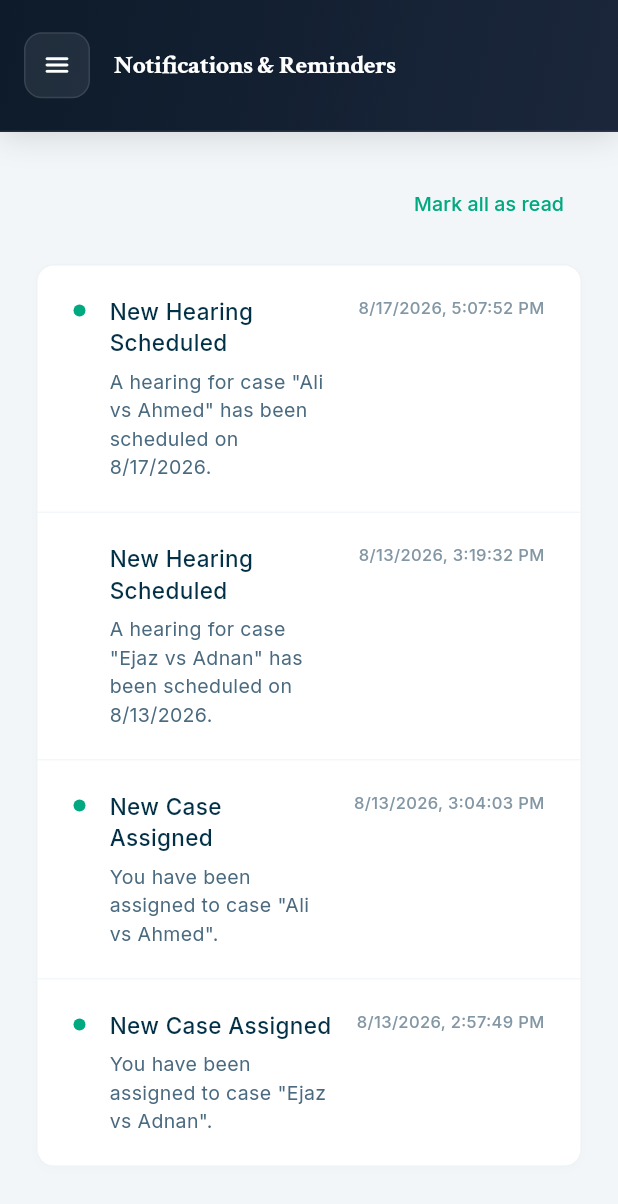
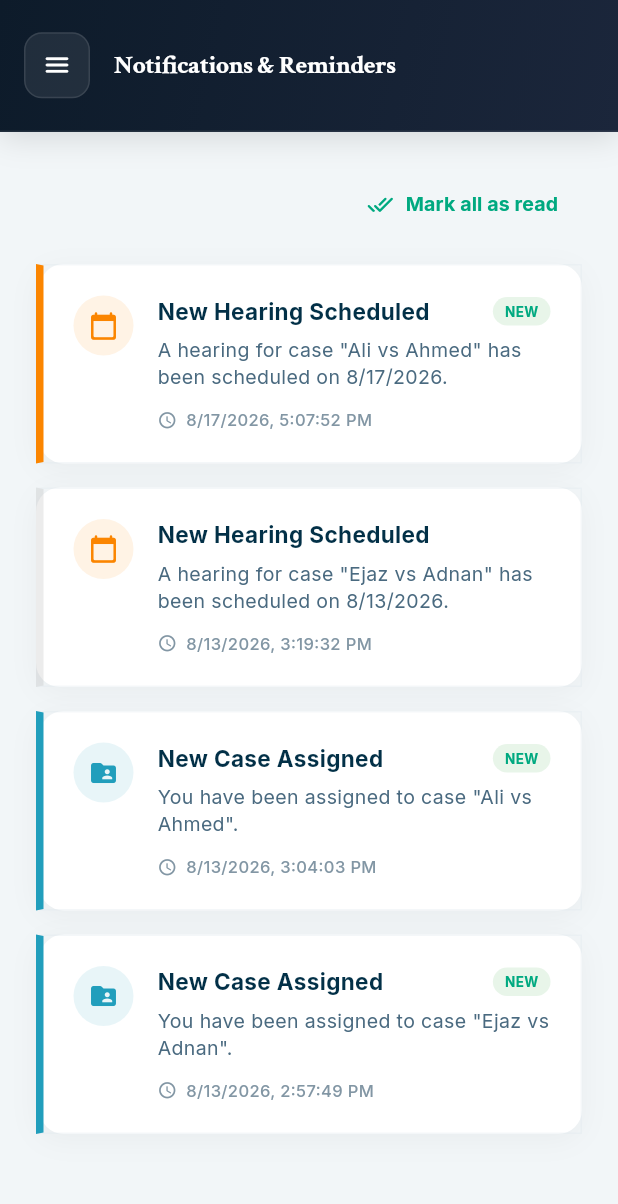
Before and after one commit to Mahnoor-Akhtar/qanomy_app, a Flutter app: the NotificationsScreen screen opened directly, on a phone screen of 412 x 824 dp. Shown: the top 1204 px of the screen. Run offline on Flutter 3.47's test engine with Material 3 defaults, Android fonts, the phone set to English and light mode, and no system bars; our stand-ins replace fl_chart, flutter_animate, google_fonts.

Commit message:
feat: redesign notifications and reminders screen with proper shadow cards and indicator accents

```diff
--- a/lib/features/notifications/screens/notifications_screen.dart
+++ b/lib/features/notifications/screens/notifications_screen.dart
@@ -4,7 +4,6 @@ import '../../../core/theme/app_typography.dart';
 import '../../../core/theme/app_spacing.dart';
 import '../../../core/utils/responsive.dart';
 import '../../../core/widgets/qanomy_app_bar.dart';
-import '../../navigation/main_layout.dart';
 
 class NotificationsScreen extends StatelessWidget {
   const NotificationsScreen({super.key});
@@ -39,11 +38,20 @@ class NotificationsScreen extends StatelessWidget {
   Widget _buildMarkAsReadButton() {
     return Align(
       alignment: Alignment.centerRight,
-      child: TextButton(
+      child: TextButton.icon(
         onPressed: () {},
-        child: Text(
+        icon: const Icon(
+          Icons.done_all_rounded,
+          size: 18,
+          color: Color(0xFF00A980),
+        ),
+        label: Text(
           'Mark all as read',
-          style: AppTypography.bodyInterMedium.copyWith(color: const Color(0xFF00A980), fontSize: 13),
+          style: AppTypography.bodyInterMedium.copyWith(
+            color: const Color(0xFF00A980),
+            fontSize: 13,
+            fontWeight: FontWeight.bold,
+          ),
         ),
       ),
     );
@@ -77,20 +85,11 @@ class NotificationsScreen extends StatelessWidget {
       },
     ];
 
-    return Container(
-      decoration: BoxDecoration(
-        color: Colors.white,
-        borderRadius: BorderRadius.circular(12),
-        border: Border.all(color: AppColors.border.withOpacity(0.5)),
-        boxShadow: [
-          BoxShadow(color: Colors.black.withOpacity(0.01), blurRadius: 4, offset: const Offset(0, 2)),
-        ],
-      ),
-      child: ListView.separated(
+    return ListView.separated(
       shrinkWrap: true,
       physics: const NeverScrollableScrollPhysics(),
       itemCount: notifications.length,
-        separatorBuilder: (context, index) => Divider(color: AppColors.border.withOpacity(0.3), height: 1),
+      separatorBuilder: (context, index) => const SizedBox(height: 16),
       itemBuilder: (context, index) {
         final n = notifications[index];
         return _buildNotificationItem(
@@ -100,7 +99,6 @@ class NotificationsScreen extends StatelessWidget {
           unread: n['unread'] as bool,
         );
       },
-      ),
     );
   }
 
@@ -110,46 +108,123 @@ class NotificationsScreen extends StatelessWidget {
     required String time,
     required bool unread,
   }) {
-    return Padding(
-      padding: const EdgeInsets.symmetric(horizontal: 24, vertical: 20),
+    final isHearing = title.contains('Hearing');
+    final iconColor = isHearing ? const Color(0xFFFB8500) : const Color(0xFF219EBC);
+    final iconData = isHearing ? Icons.calendar_today_rounded : Icons.folder_shared_rounded;
+
+    return Container(
+      decoration: BoxDecoration(
+        color: Colors.white,
+        borderRadius: BorderRadius.circular(16),
+        border: Border(
+          left: BorderSide(
+            color: unread ? iconColor : Colors.grey.withOpacity(0.2),
+            width: 5,
+          ),
+          top: BorderSide(color: AppColors.border.withOpacity(0.3)),
+          bottom: BorderSide(color: AppColors.border.withOpacity(0.3)),
+          right: BorderSide(color: AppColors.border.withOpacity(0.3)),
+        ),
+        boxShadow: [
+          BoxShadow(
+            color: Colors.black.withOpacity(0.04),
+            blurRadius: 16,
+            offset: const Offset(0, 4),
+          ),
+        ],
+      ),
+      child: Material(
+        color: Colors.transparent,
+        child: Padding(
+          padding: const EdgeInsets.all(20),
           child: Row(
             crossAxisAlignment: CrossAxisAlignment.start,
             children: [
-          // Unread indicator dot
+              // Icon Avatar Container
               Container(
-            width: 8,
-            height: 8,
-            margin: const EdgeInsets.only(top: 6),
+                padding: const EdgeInsets.all(10),
                 decoration: BoxDecoration(
-              color: unread ? const Color(0xFF00A980) : Colors.transparent,
+                  color: iconColor.withOpacity(0.1),
                   shape: BoxShape.circle,
+                ),
+                child: Icon(
+                  iconData,
+                  color: iconColor,
+                  size: 20,
                 ),
               ),
               const SizedBox(width: 16),
-          // Content
+              // Content details
               Expanded(
                 child: Column(
                   crossAxisAlignment: CrossAxisAlignment.start,
                   children: [
-                Text(
+                    Row(
+                      crossAxisAlignment: CrossAxisAlignment.center,
+                      children: [
+                        Expanded(
+                          child: Text(
                             title,
-                  style: AppTypography.titleMedium.copyWith(color: AppColors.primaryNavy, fontSize: 15),
+                            style: AppTypography.titleMedium.copyWith(
+                              color: AppColors.primaryNavy,
+                              fontSize: 15,
+                              fontWeight: FontWeight.bold,
+                            ),
+                          ),
+                        ),
+                        const SizedBox(width: 8),
+                        if (unread)
+                          Container(
+                            padding: const EdgeInsets.symmetric(horizontal: 8, vertical: 3),
+                            decoration: BoxDecoration(
+                              color: const Color(0xFFE8F5E9),
+                              borderRadius: BorderRadius.circular(12),
+                            ),
+                            child: Text(
+                              'NEW',
+                              style: AppTypography.labelSmall.copyWith(
+                                color: const Color(0xFF00A980),
+                                fontSize: 9,
+                                fontWeight: FontWeight.bold,
+                              ),
+                            ),
+                          ),
+                      ],
                     ),
                     const SizedBox(height: 6),
                     Text(
                       desc,
-                  style: AppTypography.bodyInter.copyWith(color: AppColors.textSecondary, fontSize: 13),
+                      style: AppTypography.bodyInter.copyWith(
+                        color: AppColors.textSecondary,
+                        fontSize: 13,
+                        height: 1.4,
+                      ),
+                    ),
+                    const SizedBox(height: 12),
+                    // Soft responsive timestamp with clock icon
+                    Row(
+                      children: [
+                        const Icon(
+                          Icons.access_time_rounded,
+                          color: AppColors.textMuted,
+                          size: 13,
+                        ),
+                        const SizedBox(width: 6),
+                        Text(
+                          time,
+                          style: AppTypography.labelSmall.copyWith(
+                            color: AppColors.textMuted,
+                            fontSize: 11,
+                          ),
+                        ),
+                      ],
                     ),
                   ],
                 ),
               ),
-          const SizedBox(width: 16),
-          // Time
-          Text(
-            time,
-            style: AppTypography.labelSmall.copyWith(color: AppColors.textMuted, fontSize: 11),
+            ],
           ),
-        ],
+        ),
       ),
     );
   }
```
Lines whose indentation alone changed are shown as unchanged.
